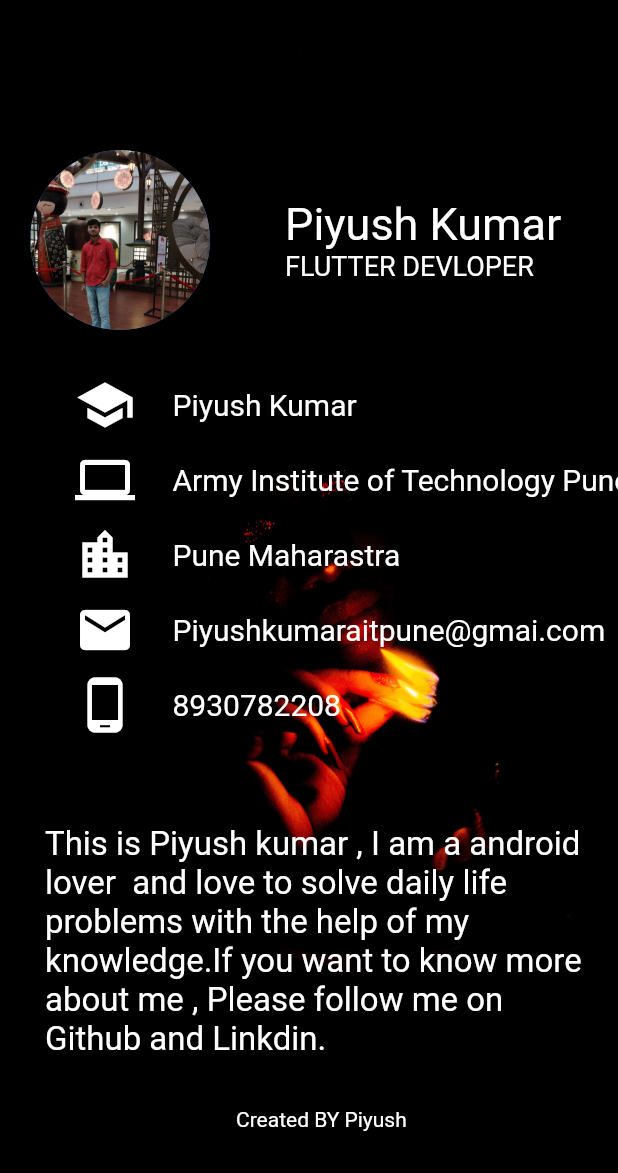
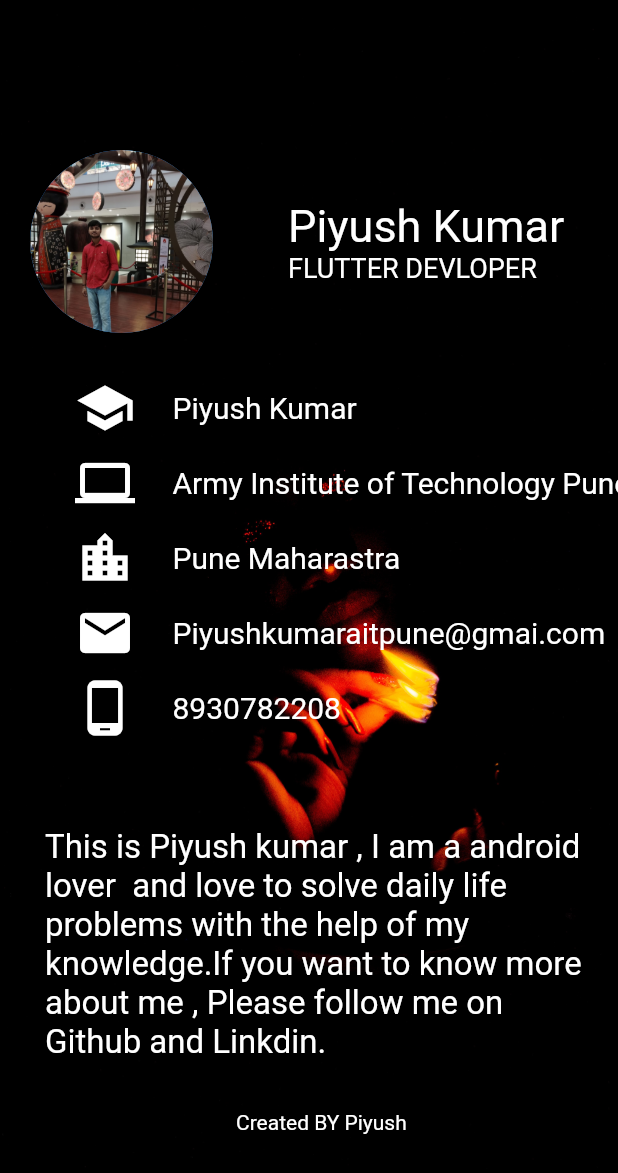
Before and after one commit to piyushkumar12111111/PERSONAL-PORTHFOLIO-APPLICATION-, a Flutter app: the screen it shows after launch, on a phone screen of 412 x 824 dp. Shown: the top 1173 px of the screen. Run offline on Flutter 3.47's test engine with Material 2 defaults, Android fonts, the phone set to English and light mode, and no system bars.

Commit message:
RadiusUpdate

```diff
--- a/lib/main.dart
+++ b/lib/main.dart
@@ -32,7 +32,7 @@ class HOME extends StatelessWidget {
               Row(
                 children: [
                   CircleAvatar(
-                    radius: 60,
+                    radius: 61,
                     backgroundImage: AssetImage("images/myphoto.jpeg"),
                   ),
                   SizedBox(
```
